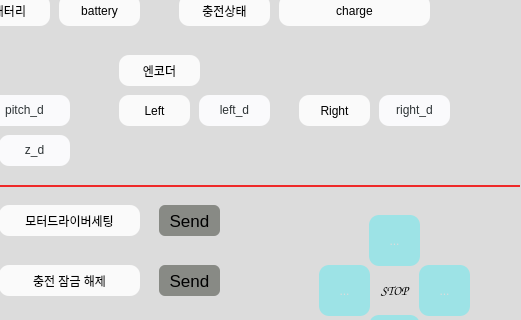
Above: UI/AdamTest.ui from cnr-lab/uvbot_test_ui before the change; both pictures show x 271 to 792 and y 285 to 605 of the 792 by 711 pixel window. Below: the same form after it.
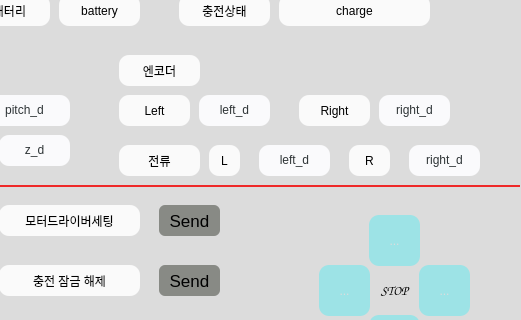
That is the form after the change. Icons and pictures are not drawn.

Commit message: current mark is updated

Diff of the .ui file:
```diff
--- a/UI/AdamTest.ui
+++ b/UI/AdamTest.ui
@@ -1843,6 +1843,119 @@
       <string>X</string>
      </property>
     </widget>
+    <widget class="QLabel" name="Current">
+     <property name="geometry">
+      <rect>
+       <x>390</x>
+       <y>430</y>
+       <width>81</width>
+       <height>31</height>
+      </rect>
+     </property>
+     <property name="styleSheet">
+      <string notr="true">QFrame {	
+	background-color: rgb(250, 250, 250);	
+	color: rgb(0, 0, 0);
+	border-radius: 10px;
+}</string>
+     </property>
+     <property name="text">
+      <string>전류</string>
+     </property>
+     <property name="alignment">
+      <set>Qt::AlignCenter</set>
+     </property>
+    </widget>
+    <widget class="QLabel" name="Current_Left">
+     <property name="geometry">
+      <rect>
+       <x>480</x>
+       <y>430</y>
+       <width>31</width>
+       <height>31</height>
+      </rect>
+     </property>
+     <property name="styleSheet">
+      <string notr="true">QFrame {	
+	background-color: rgb(250, 250, 250);	
+	color: rgb(0, 0, 0);
+	border-radius: 10px;
+}</string>
+     </property>
+     <property name="text">
+      <string>L</string>
+     </property>
+     <property name="alignment">
+      <set>Qt::AlignCenter</set>
+     </property>
+    </widget>
+    <widget class="QLabel" name="Current_Left_data">
+     <property name="geometry">
+      <rect>
+       <x>530</x>
+       <y>430</y>
+       <width>71</width>
+       <height>31</height>
+      </rect>
+     </property>
+     <property name="layoutDirection">
+      <enum>Qt::LeftToRight</enum>
+     </property>
+     <property name="styleSheet">
+      <string notr="true">background:rgb(250, 250, 252)</string>
+     </property>
+     <property name="text">
+      <string>&lt;html&gt;&lt;head/&gt;&lt;body&gt;&lt;p&gt;&lt;span style=&quot; color:#2e3436;&quot;&gt;left_d&lt;/span&gt;&lt;/p&gt;&lt;/body&gt;&lt;/html&gt;</string>
+     </property>
+     <property name="alignment">
+      <set>Qt::AlignCenter</set>
+     </property>
+    </widget>
+    <widget class="QLabel" name="Current_Right">
+     <property name="geometry">
+      <rect>
+       <x>620</x>
+       <y>430</y>
+       <width>41</width>
+       <height>31</height>
+      </rect>
+     </property>
+     <property name="styleSheet">
+      <string notr="true">QFrame {	
+	background-color: rgb(250, 250, 250);	
+	color: rgb(0, 0, 0);
+	border-radius: 10px;
+}</string>
+     </property>
+     <property name="text">
+      <string>R</string>
+     </property>
+     <property name="alignment">
+      <set>Qt::AlignCenter</set>
+     </property>
+    </widget>
+    <widget class="QLabel" name="Current_Right_data">
+     <property name="geometry">
+      <rect>
+       <x>680</x>
+       <y>430</y>
+       <width>71</width>
+       <height>31</height>
+      </rect>
+     </property>
+     <property name="layoutDirection">
+      <enum>Qt::LeftToRight</enum>
+     </property>
+     <property name="styleSheet">
+      <string notr="true">background:rgb(250, 250, 252)</string>
+     </property>
+     <property name="text">
+      <string>&lt;html&gt;&lt;head/&gt;&lt;body&gt;&lt;p&gt;&lt;span style=&quot; color:#2e3436;&quot;&gt;right_d&lt;/span&gt;&lt;/p&gt;&lt;/body&gt;&lt;/html&gt;</string>
+     </property>
+     <property name="alignment">
+      <set>Qt::AlignCenter</set>
+     </property>
+    </widget>
    </widget>
   </widget>
  </widget>
```
The commit also changes 2 other files.
